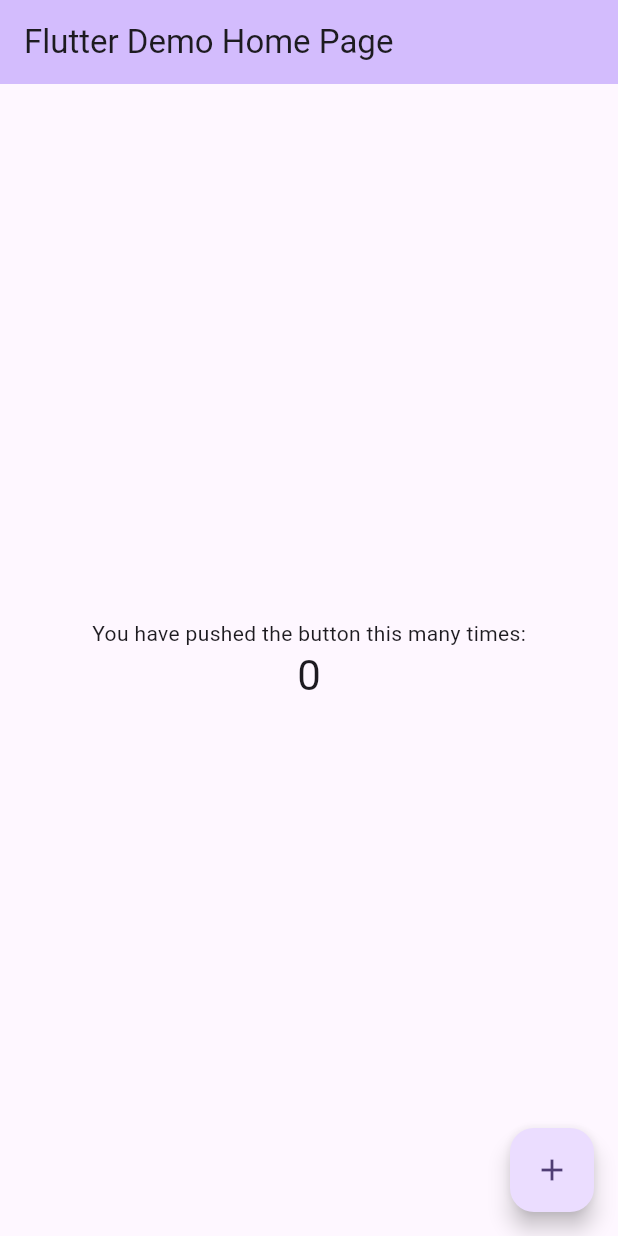
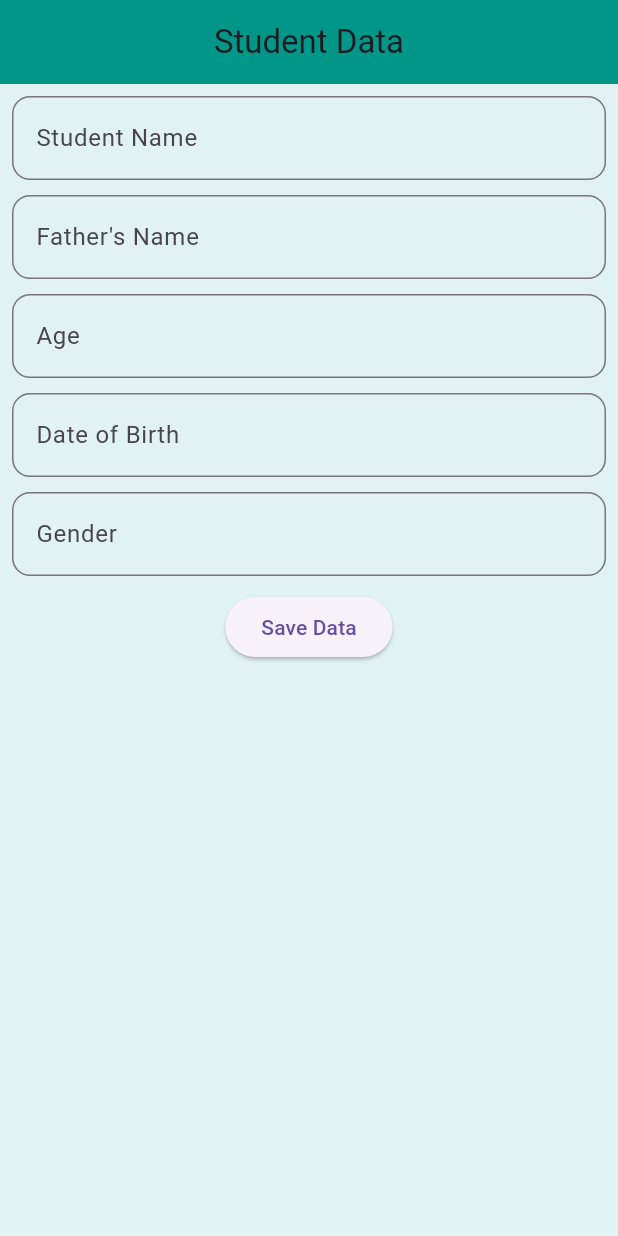
Before and after one commit to ZulfiqarAlam18/100_days_of_flutter, a Flutter app: the screen it shows after launch, on a phone screen of 412 x 824 dp. Run offline on Flutter 3.47's test engine with Material 3 defaults, Android fonts, the light colour scheme and no system bars.

Commit message:
small modifications

```diff
--- /dev/null
+++ b/databases_with_flutter/lib/home_screen.dart
@@ -0,0 +1,96 @@
+import 'package:flutter/material.dart';
+import 'show_student_list.dart';
+
+class HomeScreen extends StatefulWidget {
+  const HomeScreen({super.key});
+
+  @override
+  _HomeScreenState createState() => _HomeScreenState();
+}
+
+class _HomeScreenState extends State<HomeScreen> {
+  final _formKey = GlobalKey<FormState>();
+
+  String? name, fName, age, dob, gender;
+  List<Map<String, String>> studentList = [];
+
+  @override
+  Widget build(BuildContext context) {
+    return Scaffold(
+      appBar: AppBar(
+        title: const Text('Student Data'),
+        centerTitle: true,
+        backgroundColor: Colors.teal,
+      ),
+      backgroundColor: Colors.teal[50],
+      body: SingleChildScrollView(
+        child: Padding(
+          padding: const EdgeInsets.all(8.0),
+          child: Form(
+            key: _formKey,
+            child: Column(
+              children: [
+                _buildTextField('Student Name', (value) => name = value),
+                const SizedBox(height: 10),
+                _buildTextField('Father\'s Name', (value) => fName = value),
+                const SizedBox(height: 10),
+                _buildTextField('Age', (value) => age = value),
+                const SizedBox(height: 10),
+                _buildTextField('Date of Birth', (value) => dob = value),
+                const SizedBox(height: 10),
+                _buildTextField('Gender', (value) => gender = value),
+                const SizedBox(height: 10),
+                ElevatedButton(
+                  onPressed: () {
+                    if (_formKey.currentState!.validate()) {
+                      _formKey.currentState!.save();
+
+                      // Add student data to the list
+                      setState(() {
+                        studentList.add({
+                          'name': name!,
+                          'f_name': fName!,
+                          'age': age!,
+                          'dob': dob!,
+                          'gender': gender!,
+                        });
+                      });
+
+                      // Navigate to ShowStudentList and pass the studentList
+                      Navigator.push(
+                        context,
+                        MaterialPageRoute(
+                          builder: (context) => ShowStudentList(studentList: studentList),
+                        ),
+                      );
+                    }
+                  },
+                  child: const Text('Save Data'),
+                ),
+              ],
+            ),
+          ),
+        ),
+      ),
+    );
+  }
+
+  Widget _buildTextField(String label, Function(String?) onSaved) {
+    return TextFormField(
+      decoration: InputDecoration(
+        labelText: label,
+        border: OutlineInputBorder(
+          borderRadius: BorderRadius.circular(12),
+          borderSide: const BorderSide(color: Colors.teal, width: 2.0),
+        ),
+      ),
+      validator: (value) {
+        if (value == null || value.isEmpty) {
+          return 'Please enter $label';
+        }
+        return null;
+      },
+      onSaved: onSaved,
+    );
+  }
+}
--- a/databases_with_flutter/lib/main.dart
+++ b/databases_with_flutter/lib/main.dart
@@ -1,125 +1,19 @@
 import 'package:flutter/material.dart';
+import 'package:databases_with_flutter/home_screen.dart';
 
 void main() {
-  runApp(const MyApp());
+  runApp(const StudentData());
 }
 
-class MyApp extends StatelessWidget {
-  const MyApp({super.key});
+class StudentData extends StatelessWidget {
+  const StudentData({super.key});
 
-  // This widget is the root of your application.
   @override
   Widget build(BuildContext context) {
     return MaterialApp(
-      title: 'Flutter Demo',
-      theme: ThemeData(
-        // This is the theme of your application.
-        //
-        // TRY THIS: Try running your application with "flutter run". You'll see
-        // the application has a purple toolbar. Then, without quitting the app,
-        // try changing the seedColor in the colorScheme below to Colors.green
-        // and then invoke "hot reload" (save your changes or press the "hot
-        // reload" button in a Flutter-supported IDE, or press "r" if you used
-        // the command line to start the app).
-        //
-        // Notice that the counter didn't reset back to zero; the application
-        // state is not lost during the reload. To reset the state, use hot
-        // restart instead.
-        //
-        // This works for code too, not just values: Most code changes can be
-        // tested with just a hot reload.
-        colorScheme: ColorScheme.fromSeed(seedColor: Colors.deepPurple),
-        useMaterial3: true,
-      ),
-      home: const MyHomePage(title: 'Flutter Demo Home Page'),
+      title: 'StudentData',
+      home: HomeScreen(),
+
     );
   }
 }
-
-class MyHomePage extends StatefulWidget {
-  const MyHomePage({super.key, required this.title});
-
-  // This widget is the home page of your application. It is stateful, meaning
-  // that it has a State object (defined below) that contains fields that affect
-  // how it looks.
-
-  // This class is the configuration for the state. It holds the values (in this
-  // case the title) provided by the parent (in this case the App widget) and
-  // used by the build method of the State. Fields in a Widget subclass are
-  // always marked "final".
-
-  final String title;
-
-  @override
-  State<MyHomePage> createState() => _MyHomePageState();
-}
-
-class _MyHomePageState extends State<MyHomePage> {
-  int _counter = 0;
-
-  void _incrementCounter() {
-    setState(() {
-      // This call to setState tells the Flutter framework that something has
-      // changed in this State, which causes it to rerun the build method below
-      // so that the display can reflect the updated values. If we changed
-      // _counter without calling setState(), then the build method would not be
-      // called again, and so nothing would appear to happen.
-      _counter++;
-    });
-  }
-
-  @override
-  Widget build(BuildContext context) {
-    // This method is rerun every time setState is called, for instance as done
-    // by the _incrementCounter method above.
-    //
-    // The Flutter framework has been optimized to make rerunning build methods
-    // fast, so that you can just rebuild anything that needs updating rather
-    // than having to individually change instances of widgets.
-    return Scaffold(
-      appBar: AppBar(
-        // TRY THIS: Try changing the color here to a specific color (to
-        // Colors.amber, perhaps?) and trigger a hot reload to see the AppBar
-        // change color while the other colors stay the same.
-        backgroundColor: Theme.of(context).colorScheme.inversePrimary,
-        // Here we take the value from the MyHomePage object that was created by
-        // the App.build method, and use it to set our appbar title.
-        title: Text(widget.title),
-      ),
-      body: Center(
-        // Center is a layout widget. It takes a single child and positions it
-        // in the middle of the parent.
-        child: Column(
-          // Column is also a layout widget. It takes a list of children and
-          // arranges them vertically. By default, it sizes itself to fit its
-          // children horizontally, and tries to be as tall as its parent.
-          //
-          // Column has various properties to control how it sizes itself and
-          // how it positions its children. Here we use mainAxisAlignment to
-          // center the children vertically; the main axis here is the vertical
-          // axis because Columns are vertical (the cross axis would be
-          // horizontal).
-          //
-          // TRY THIS: Invoke "debug painting" (choose the "Toggle Debug Paint"
-          // action in the IDE, or press "p" in the console), to see the
-          // wireframe for each widget.
-          mainAxisAlignment: MainAxisAlignment.center,
-          children: <Widget>[
-            const Text(
-              'You have pushed the button this many times:',
-            ),
-            Text(
-              '$_counter',
-              style: Theme.of(context).textTheme.headlineMedium,
-            ),
-          ],
-        ),
-      ),
-      floatingActionButton: FloatingActionButton(
-        onPressed: _incrementCounter,
-        tooltip: 'Increment',
-        child: const Icon(Icons.add),
-      ), // This trailing comma makes auto-formatting nicer for build methods.
-    );
-  }
-}
```
Also changed, not shown: databases_with_flutter/lib/show_student_list.dart (added, +97 -0 lines), databases_with_flutter/lib/demo.dart (added), 1 other file.
